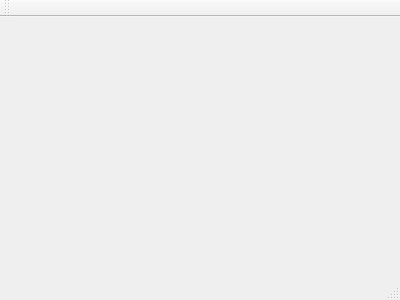
Above: src/Window_MunkPowerSupply/mainwindow.ui from dmherrington/ECM-Control-System before the change. Below: the same form after it.
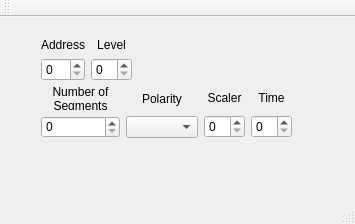
That is the form after the change.

```diff
--- a/src/Window_MunkPowerSupply/mainwindow.ui
+++ b/src/Window_MunkPowerSupply/mainwindow.ui
@@ -1,24 +1,241 @@
 <ui version="4.0">
  <class>MainWindow</class>
- <widget class="QMainWindow" name="MainWindow" >
-  <property name="geometry" >
+ <widget class="QMainWindow" name="MainWindow">
+  <property name="geometry">
    <rect>
     <x>0</x>
     <y>0</y>
-    <width>400</width>
-    <height>300</height>
+    <width>355</width>
+    <height>224</height>
    </rect>
   </property>
   <property name="windowTitle" >
    <string>MainWindow</string>
   </property>
-  <widget class="QMenuBar" name="menuBar" />
-  <widget class="QToolBar" name="mainToolBar" />
-  <widget class="QWidget" name="centralWidget" />
-  <widget class="QStatusBar" name="statusBar" />
+  <widget class="QWidget" name="centralWidget">
+   <widget class="QWidget" name="">
+    <property name="geometry">
+     <rect>
+      <x>30</x>
+      <y>10</y>
+      <width>273</width>
+      <height>122</height>
+     </rect>
+    </property>
+    <layout class="QVBoxLayout" name="verticalLayout_7">
+     <item>
+      <layout class="QHBoxLayout" name="horizontalLayout_3">
+       <item>
+        <layout class="QHBoxLayout" name="horizontalLayout_2">
+         <item>
+          <layout class="QVBoxLayout" name="verticalLayout_5">
+           <item>
+            <widget class="QLabel" name="label_3">
+             <property name="text">
+              <string>Address</string>
+             </property>
+             <property name="alignment">
+              <set>Qt::AlignCenter</set>
+             </property>
+             <property name="wordWrap">
+              <bool>true</bool>
+             </property>
+             <property name="buddy">
+              <cstring>spinBox_address</cstring>
+             </property>
+            </widget>
+           </item>
+           <item>
+            <widget class="QSpinBox" name="spinBox_address"/>
+           </item>
+          </layout>
+         </item>
+         <item>
+          <layout class="QVBoxLayout" name="verticalLayout_6">
+           <item>
+            <widget class="QLabel" name="label_2">
+             <property name="text">
+              <string>Level</string>
+             </property>
+             <property name="alignment">
+              <set>Qt::AlignCenter</set>
+             </property>
+             <property name="wordWrap">
+              <bool>true</bool>
+             </property>
+             <property name="buddy">
+              <cstring>spinBox_lvl</cstring>
+             </property>
+            </widget>
+           </item>
+           <item>
+            <widget class="QSpinBox" name="spinBox_lvl"/>
+           </item>
+          </layout>
+         </item>
+        </layout>
+       </item>
+       <item>
+        <spacer name="horizontalSpacer">
+         <property name="orientation">
+          <enum>Qt::Horizontal</enum>
+         </property>
+         <property name="sizeHint" stdset="0">
+          <size>
+           <width>40</width>
+           <height>20</height>
+          </size>
+         </property>
+        </spacer>
+       </item>
+      </layout>
+     </item>
+     <item>
+      <layout class="QHBoxLayout" name="horizontalLayout">
+       <item>
+        <layout class="QVBoxLayout" name="verticalLayout_4">
+         <item>
+          <widget class="QLabel" name="label">
+           <property name="text">
+            <string>Number of Segments</string>
+           </property>
+           <property name="alignment">
+            <set>Qt::AlignCenter</set>
+           </property>
+           <property name="wordWrap">
+            <bool>true</bool>
+           </property>
+           <property name="buddy">
+            <cstring>spinBox_nosegments</cstring>
+           </property>
+          </widget>
+         </item>
+         <item>
+          <widget class="QSpinBox" name="spinBox_nosegments"/>
+         </item>
+        </layout>
+       </item>
+       <item>
+        <layout class="QVBoxLayout" name="verticalLayout_3">
+         <item>
+          <widget class="QLabel" name="label_4">
+           <property name="text">
+            <string>Polarity</string>
+           </property>
+           <property name="alignment">
+            <set>Qt::AlignCenter</set>
+           </property>
+           <property name="wordWrap">
+            <bool>true</bool>
+           </property>
+           <property name="buddy">
+            <cstring>comboBox_polarity</cstring>
+           </property>
+          </widget>
+         </item>
+         <item>
+          <widget class="QComboBox" name="comboBox_polarity"/>
+         </item>
+        </layout>
+       </item>
+       <item>
+        <layout class="QVBoxLayout" name="verticalLayout_2">
+         <item>
+          <widget class="QLabel" name="label_5">
+           <property name="text">
+            <string>Scaler</string>
+           </property>
+           <property name="alignment">
+            <set>Qt::AlignCenter</set>
+           </property>
+           <property name="wordWrap">
+            <bool>true</bool>
+           </property>
+           <property name="buddy">
+            <cstring>spinBox_scaler</cstring>
+           </property>
+          </widget>
+         </item>
+         <item>
+          <widget class="QSpinBox" name="spinBox_scaler"/>
+         </item>
+        </layout>
+       </item>
+       <item>
+        <layout class="QVBoxLayout" name="verticalLayout">
+         <item>
+          <widget class="QLabel" name="label_6">
+           <property name="text">
+            <string>Time</string>
+           </property>
+           <property name="alignment">
+            <set>Qt::AlignCenter</set>
+           </property>
+           <property name="wordWrap">
+            <bool>true</bool>
+           </property>
+           <property name="buddy">
+            <cstring>spinBox_time</cstring>
+           </property>
+          </widget>
+         </item>
+         <item>
+          <widget class="QSpinBox" name="spinBox_time"/>
+         </item>
+        </layout>
+       </item>
+      </layout>
+     </item>
+    </layout>
+   </widget>
+   <widget class="QWidget" name="">
+    <property name="geometry">
+     <rect>
+      <x>30</x>
+      <y>150</y>
+      <width>271</width>
+      <height>16</height>
+     </rect>
+    </property>
+    <layout class="QHBoxLayout" name="horizontalLayout_4">
+     <item>
+      <widget class="QLabel" name="label_7">
+       <property name="text">
+        <string>Output Message:</string>
+       </property>
+      </widget>
+     </item>
+     <item>
+      <widget class="QLabel" name="OutputMsg">
+       <property name="text">
+        <string/>
+       </property>
+      </widget>
+     </item>
+    </layout>
+   </widget>
+  </widget>
+  <widget class="QMenuBar" name="menuBar">
+   <property name="geometry">
+    <rect>
+     <x>0</x>
+     <y>0</y>
+     <width>355</width>
+     <height>21</height>
+    </rect>
+   </property>
+  </widget>
+  <widget class="QToolBar" name="mainToolBar">
+   <attribute name="toolBarArea">
+    <enum>TopToolBarArea</enum>
+   </attribute>
+   <attribute name="toolBarBreak">
+    <bool>false</bool>
+   </attribute>
+  </widget>
+  <widget class="QStatusBar" name="statusBar"/>
  </widget>
- <layoutDefault spacing="6" margin="11" />
- <pixmapfunction></pixmapfunction>
+ <layoutdefault spacing="6" margin="11"/>
  <resources/>
  <connections/>
 </ui>
```
Left out of the diff: 3 changed lines with no effect on the pictures.
